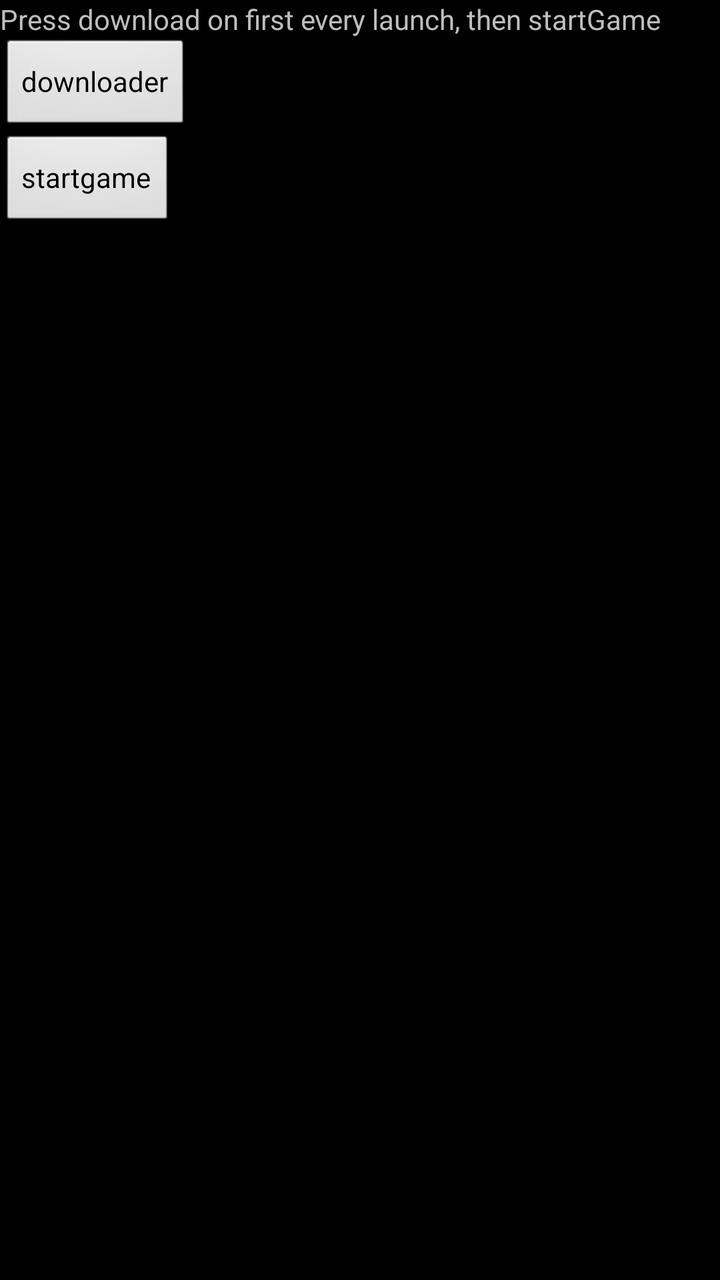
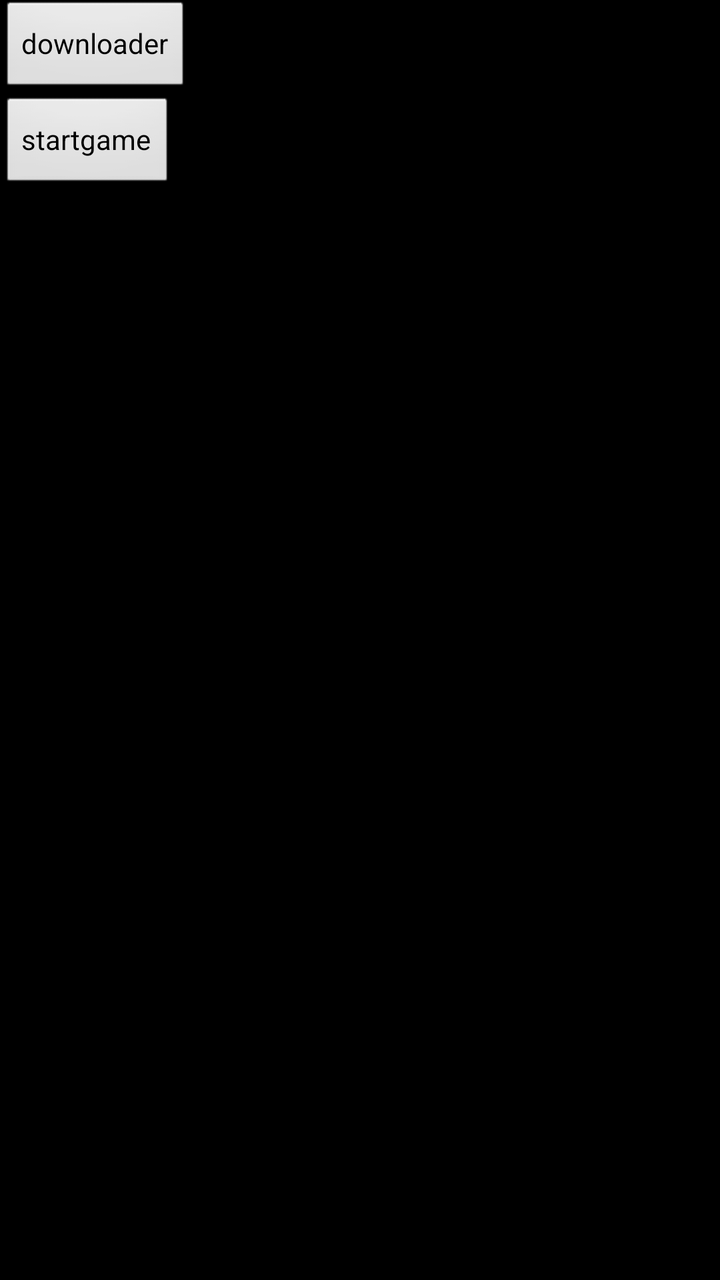

Before-and-after screenshots of an Android layout around one commit, followed by the original layout XML and the change that was made.
<!-- AndroidManifest.xml: activity theme android:Theme.NoTitleBar.Fullscreen -->
<!-- res/layout/main.xml -->
<?xml version="1.0" encoding="utf-8"?>
<LinearLayout xmlns:android="http://schemas.android.com/apk/res/android"
    android:orientation="vertical"
    android:layout_width="fill_parent"
    android:layout_height="fill_parent"
    >
<TextView  
    android:layout_width="fill_parent" 
    android:layout_height="wrap_content" 
    android:text="Press download on first every launch, then startGame"
    />
    
    <Button
    	android:id="@+id/downloader"
    	android:layout_width="wrap_content"
    	android:layout_height="wrap_content"
    	android:text="downloader"/>
    	
    <Button
    	android:id="@+id/startGame"
    	android:layout_width="wrap_content"
    	android:layout_height="wrap_content"
    	android:text="startgame"/>
    	
</LinearLayout>
<!-- resources referenced by this layout -->
<resources>

</resources>

<!-- the commit's change to res/layout/main.xml (unified diff, before → after) -->
@@ -3,13 +3,7 @@
     android:orientation="vertical"
     android:layout_width="fill_parent"
     android:layout_height="fill_parent"
-    >
-<TextView  
-    android:layout_width="fill_parent" 
-    android:layout_height="wrap_content" 
-    android:text="Press download on first every launch, then startGame"
-    />
-    
+    >    
     <Button
     	android:id="@+id/downloader"
     	android:layout_width="wrap_content"
